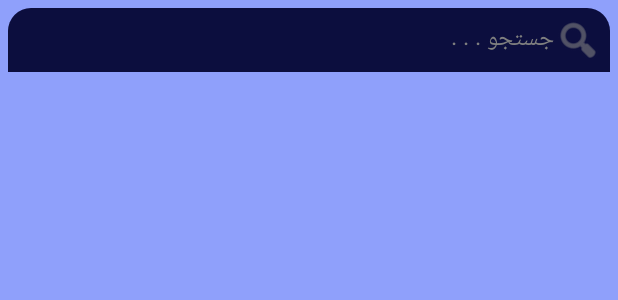
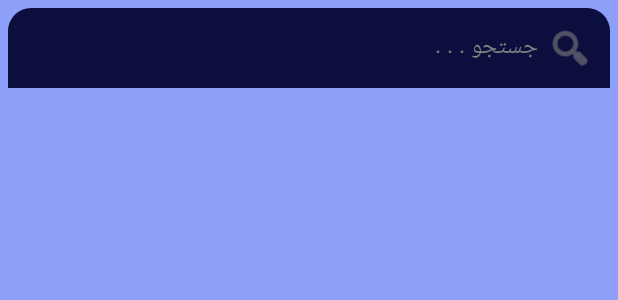
Before and after one commit to sadeghjfr/Covid19-App, an Android app: the layout fragment_country.xml on its own in the app's theme, with its tools: preview values and no code run, on a phone screen of 412 x 824 dp. Shown: the top 300 px of the screen. Run offline under Robolectric (Android 15) with nearby library versions, the phone set to English and light mode, and no system bars; plain views replace SpinKitView.

```diff
--- a/app/src/main/res/layout/fragment_country.xml
+++ b/app/src/main/res/layout/fragment_country.xml
@@ -27,6 +27,16 @@
             app:layout_constraintStart_toStartOf="parent"
             app:layout_constraintTop_toTopOf="parent">
 
+            <ImageButton
+                android:id="@+id/btnClose"
+                android:layout_width="wrap_content"
+                android:layout_height="wrap_content"
+                android:layout_margin="5dp"
+                android:background="@android:color/transparent"
+                android:src="@android:drawable/ic_menu_close_clear_cancel"
+                android:visibility="gone"
+                app:tint="@color/colorHint" />
+
             <EditText
                 android:id="@+id/edtSearch"
                 android:layout_width="0dp"
@@ -35,19 +45,22 @@
                 android:background="@null"
                 android:ems="10"
                 android:hint="جستجو . . ."
-                android:inputType="textPersonName"
+                android:inputType="textVisiblePassword"
                 android:textColor="@color/colorPrimaryVariant"
                 android:textColorHint="@color/colorHint"
                 android:textCursorDrawable="@color/colorPrimaryVariant"
                 android:textSize="16sp" />
 
+
             <ImageButton
                 android:id="@+id/imgSearch"
                 android:layout_width="wrap_content"
                 android:layout_height="wrap_content"
+                android:layout_margin="5dp"
                 android:background="@android:color/transparent"
                 android:src="@android:drawable/ic_menu_search"
-                android:tint="@color/colorHint" />
+                app:tint="@color/colorHint" />
+
         </LinearLayout>
 
         <androidx.recyclerview.widget.RecyclerView
@@ -55,6 +68,7 @@
             android:layout_width="match_parent"
             android:layout_height="0dp"
             android:paddingTop="10dp"
+            android:layoutDirection="rtl"
             app:layout_constraintBottom_toBottomOf="parent"
             app:layout_constraintEnd_toEndOf="parent"
             app:layout_constraintStart_toStartOf="parent"
@@ -67,8 +81,8 @@
         android:layout_width="match_parent"
         android:layout_height="wrap_content"
         android:src="@drawable/no_internet"
-        android:tint="@color/colorHint"
-        android:visibility="gone" />
+        android:visibility="gone"
+        app:tint="@color/colorHint" />
 
     <TextView
         android:id="@+id/txtNoInternet"
```
Also changed, not shown: app/src/main/java/com/sadeghjfr22/covid19/view/fragment/CountryFragment.kt (+63 -2 lines).
